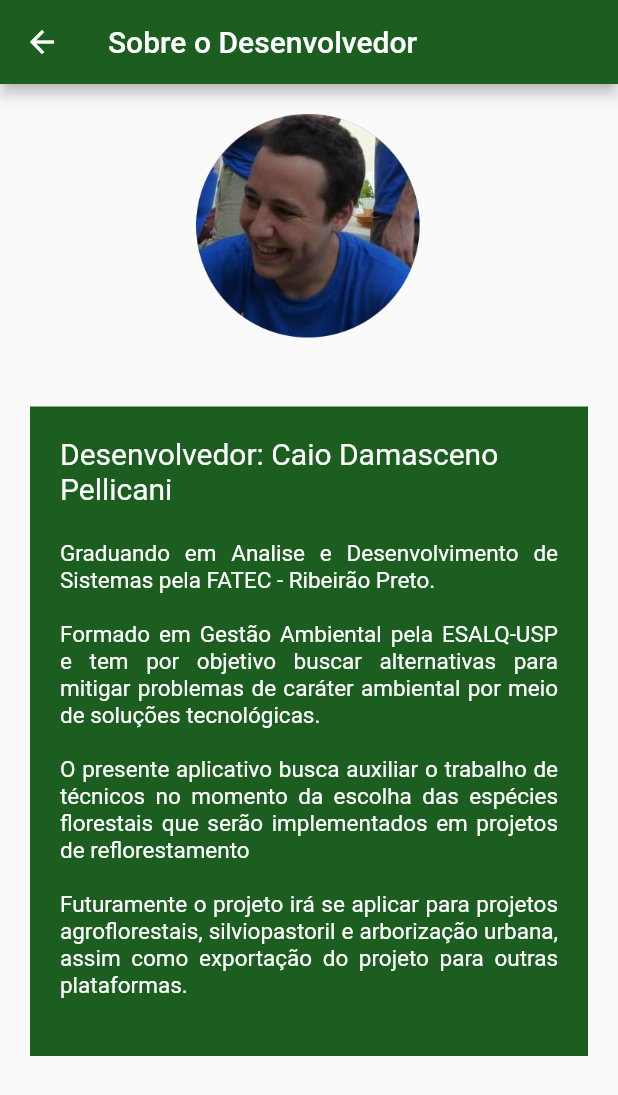
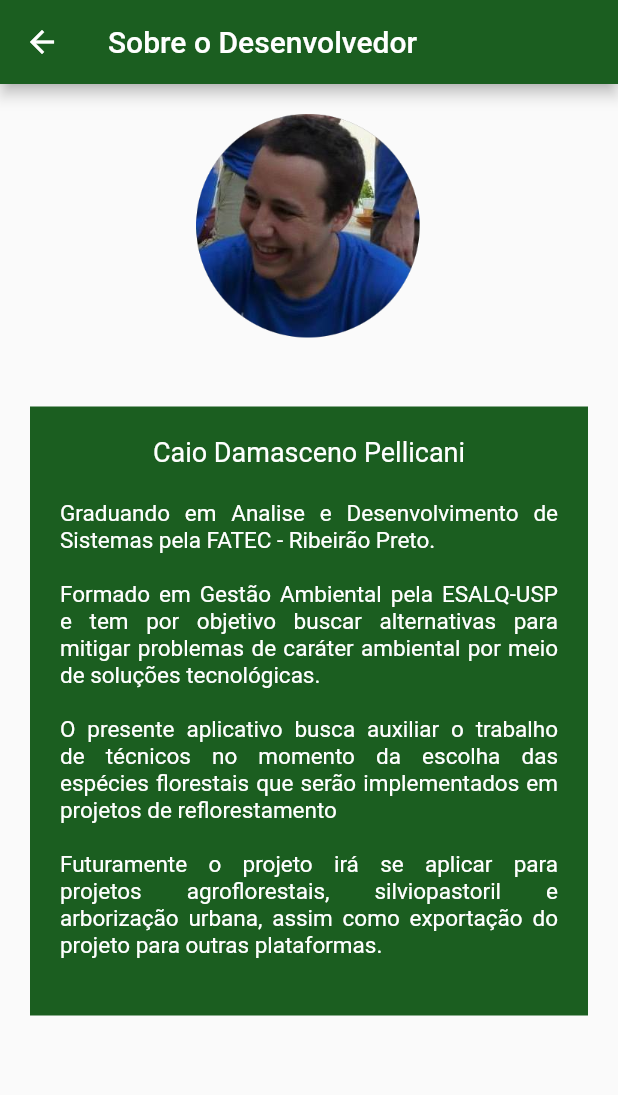
Before and after one commit to CaioPellicani/app_fatec_reflorestando, a Flutter app: the Tela_02_Sobre screen opened by its route, on a phone screen of 412 x 824 dp. Shown: the top 1095 px of the screen. Run offline on Flutter 3.47's test engine with Material 2 defaults, Android fonts, the phone set to English and light mode, and no system bars; accounts and stored records are empty.

Commit message:
Classe TextBox + Scroll

```diff
--- a/lib/tela_02_sobre.dart
+++ b/lib/tela_02_sobre.dart
@@ -14,7 +14,8 @@ class Tela_02_Sobre extends StatelessWidget {
           title: Text("Sobre o Desenvolvedor"),
       ),
 
-      body: Container( child:
+      body: SingleChildScrollView(
+        child: Container( child:
           Center(
             child: Column(
               mainAxisAlignment: MainAxisAlignment.start,
@@ -33,24 +34,24 @@ class Tela_02_Sobre extends StatelessWidget {
                   color: Theme.of(context).primaryColor,
                   child: Column(
                     children: [
-                    Text( "Desenvolvedor: Caio Damasceno Pellicani\n",
-                      style: TextStyle( color: Colors.white, fontSize: 20, ),
+                      Text( "Caio Damasceno Pellicani\n",
+                        style: TextStyle( color: Colors.white, fontSize: 18, ),
                       ),
-                    Text( "\tGraduando em Analise e Desenvolvimento de Sistemas pela FATEC - Ribeirão Preto.\n",
+                      Text( "\t\t\tGraduando em Analise e Desenvolvimento de Sistemas pela FATEC - Ribeirão Preto.\n",
                         style: TextStyle( color: Colors.white, fontSize: 15, ),
                         textAlign: TextAlign.justify,
                       ),
-                    Text( "\tFormado em Gestão Ambiental pela ESALQ-USP e tem por objetivo buscar alternativas " +
+                      Text( "\t\t\tFormado em Gestão Ambiental pela ESALQ-USP e tem por objetivo buscar alternativas " +
                               "para mitigar problemas de caráter ambiental por meio de soluções tecnológicas.\n",
                         style: TextStyle( color: Colors.white, fontSize: 15, ),
                         textAlign: TextAlign.justify,
                       ),
-                    Text( "\tO presente aplicativo busca auxiliar o trabalho de técnicos no momento da escolha das espécies " +
+                      Text( "\t\t\tO presente aplicativo busca auxiliar o trabalho de técnicos no momento da escolha das espécies " +
                               "florestais que serão implementados em projetos de reflorestamento\n",
                         style: TextStyle( color: Colors.white, fontSize: 15, ),
                         textAlign: TextAlign.justify,
                       ),
-                    Text( "\tFuturamente o projeto irá se aplicar para projetos agroflorestais, silviopastoril " +
+                      Text( "\t\t\tFuturamente o projeto irá se aplicar para projetos agroflorestais, silviopastoril " +
                               "e arborização urbana, assim como exportação do projeto para outras plataformas.\n",
                         style: TextStyle( color: Colors.white, fontSize: 15, ),
                         textAlign: TextAlign.justify,
@@ -62,6 +63,7 @@ class Tela_02_Sobre extends StatelessWidget {
             ),
           ),
         ),
+      ),
     );
   }
 }
--- a/lib/tela_04_bioma.dart
+++ b/lib/tela_04_bioma.dart
@@ -43,7 +43,8 @@ class _Tela_04_BiomaState extends State<Tela_04_Bioma>{
       drawerEnableOpenDragGesture: false,
       floatingActionButton: botaoProximo( '/tela_05', context, oMeuReflorestamento),
 
-      body: Container(
+      body: SingleChildScrollView(
+        child: Container(
           child: Center(
             child: Column(
               mainAxisAlignment: MainAxisAlignment.center,
@@ -57,6 +58,7 @@ class _Tela_04_BiomaState extends State<Tela_04_Bioma>{
             ),
           ),
         ),
+      ),
     );
   }
 }
```
Also changed, not shown: lib/classe_TextBox.dart (+21 -0 lines), lib/tela_01_login.dart (+7 -8 lines), 1 other file. Lines whose indentation alone changed are shown as unchanged.
